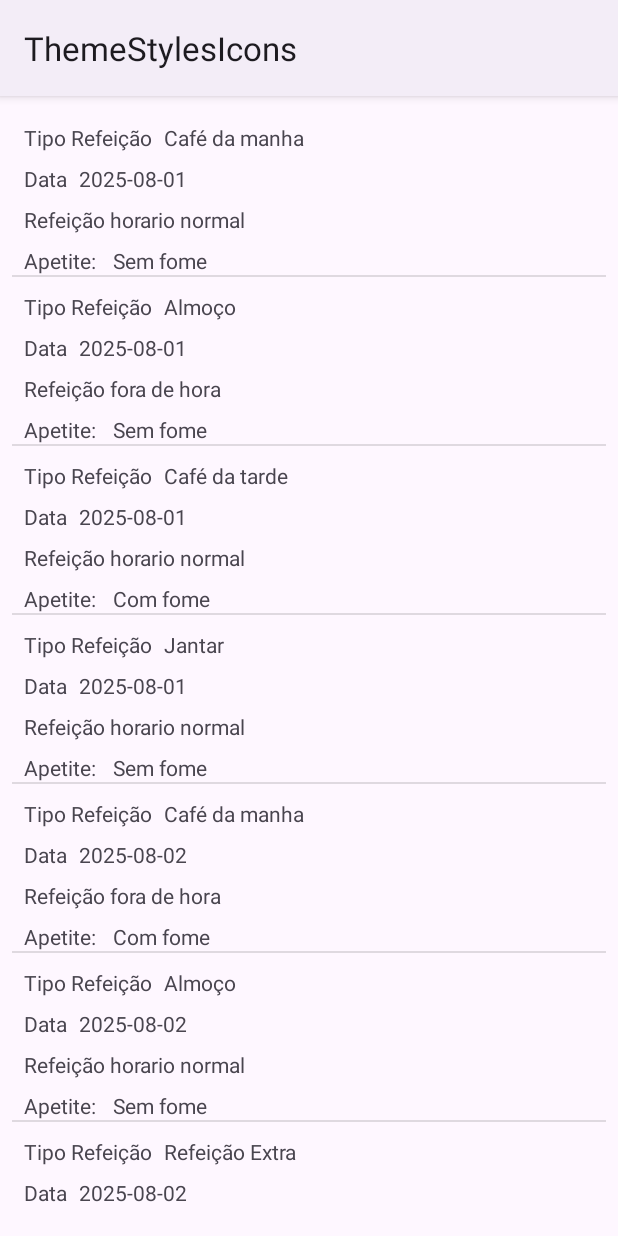
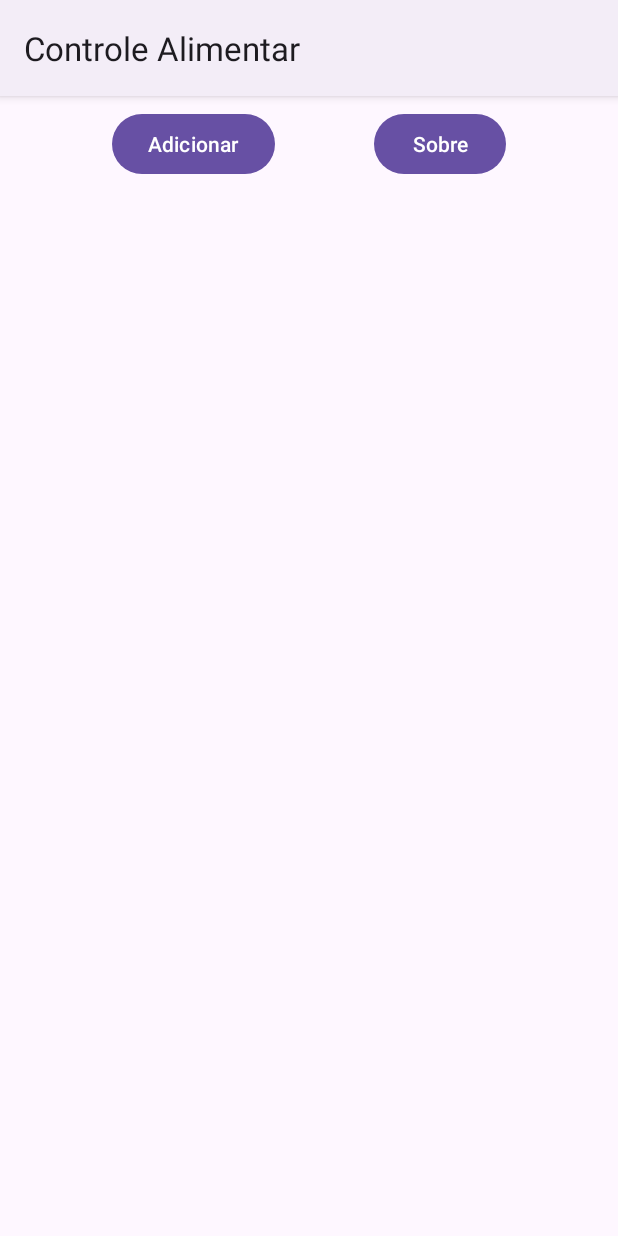
Before and after one commit to lucaspoltronieri/ControleAlimentar, an Android app: the screen it shows after launch (ListaRefeicaoActivity), on a phone screen of 412 x 824 dp. Run offline under Robolectric (Android 15) with nearby library versions, the phone set to English and light mode, and no system bars.

Commit message:
Update Activity Refeicao e ListaRefeicao

```diff
--- a/app/src/main/java/com/lucaspoltronieri/controlealimentar/ListaRefeicaoActivity.java
+++ b/app/src/main/java/com/lucaspoltronieri/controlealimentar/ListaRefeicaoActivity.java
@@ -1,11 +1,16 @@
 package com.lucaspoltronieri.controlealimentar;
 
+import android.content.Intent;
 import android.os.Bundle;
 import android.view.View;
 import android.widget.AdapterView;
 import android.widget.ListView;
 import android.widget.Toast;
 
+import androidx.activity.result.ActivityResult;
+import androidx.activity.result.ActivityResultCallback;
+import androidx.activity.result.ActivityResultLauncher;
+import androidx.activity.result.contract.ActivityResultContracts;
 import androidx.appcompat.app.AppCompatActivity;
 
 import java.util.ArrayList;
@@ -22,6 +27,7 @@ public class ListaRefeicaoActivity extends AppCompatActivity {
     protected void onCreate(Bundle savedInstanceState) {
         super.onCreate(savedInstanceState);
         setContentView(R.layout.activity_lista_refeicao);
+        setTitle(getString(R.string.controle_alimentar));
 
         listViewRefeicao = findViewById(R.id.listViewRefeicao);
 
@@ -49,27 +55,49 @@ public class ListaRefeicaoActivity extends AppCompatActivity {
 
     private void popularListaRefeicao(){
 
-        int[] refeicao_tipo = getResources().getIntArray(R.array.refeicao_tipo);
-        String[] refeicao_datas = getResources().getStringArray(R.array.refeicao_datas);
-        int[] refeicao_fora_horario = getResources().getIntArray(R.array.refeicao_fora_horario);
-        int[] refeicao_apetite = getResources().getIntArray(R.array.refeicao_apetite);
-
         listaRefeicao = new ArrayList<>();
-
-        //criar lista
-        for (int i = 0; i < refeicao_datas.length; i++){
-            boolean foraHorario = (refeicao_fora_horario[i] ==1);
-            Refeicao refeicao = new Refeicao(
-                    refeicao_tipo[i],
-                    refeicao_datas[i],
-                    refeicao_apetite[i],
-                    foraHorario
-            );
-            listaRefeicao.add(refeicao);
-        }
 
         refeicaoAdapter = new RefeicaoAdapter(this, listaRefeicao);
 
         listViewRefeicao.setAdapter(refeicaoAdapter);
     }
+
+    public void abrirSobre(View view){
+        startActivity(new Intent(this,SobreActivity.class));
+    }
+
+    ActivityResultLauncher<Intent> launcherNovaRefeicao = registerForActivityResult(new ActivityResultContracts.StartActivityForResult(),
+            new ActivityResultCallback<ActivityResult>() {
+                @Override
+                public void onActivityResult(ActivityResult result) {
+
+                    if(result.getResultCode() == ListaRefeicaoActivity.RESULT_OK){
+                        Intent intent = result.getData();
+
+                        Bundle bundle = intent.getExtras();
+
+                        if(bundle !=null){
+                            int tipoRefeicao = bundle.getInt(RefeicaoActivity.KEY_TIPOREFEICAO);
+                            String data = bundle.getString(RefeicaoActivity.KEY_DATA);
+                            int apetite = bundle.getInt(RefeicaoActivity.KEY_APETITE);
+                            boolean foraHorario = bundle.getBoolean(RefeicaoActivity.KEY_FORAHORARIO);
+
+                            Refeicao refeicao = new Refeicao(tipoRefeicao,data,apetite,foraHorario);
+                            listaRefeicao.add(refeicao);
+                            refeicaoAdapter.notifyDataSetChanged();
+                        }
+
+
+
+                    }
+
+                }
+            }
+    );
+
+    public void abrirNovaRefeicao(View view){
+        Intent intentAbertura = new Intent(this, RefeicaoActivity.class);
+        launcherNovaRefeicao.launch(intentAbertura);
+    }
+
 }
--- a/app/src/main/java/com/lucaspoltronieri/controlealimentar/SobreActivity.java
+++ b/app/src/main/java/com/lucaspoltronieri/controlealimentar/SobreActivity.java
@@ -10,5 +10,6 @@ public class SobreActivity extends AppCompatActivity {
     protected void onCreate(Bundle savedInstanceState) {
         super.onCreate(savedInstanceState);
         setContentView(R.layout.activity_sobre);
+        setTitle(R.string.sobre);
     }
 }
--- a/app/src/main/res/layout/activity_lista_refeicao.xml
+++ b/app/src/main/res/layout/activity_lista_refeicao.xml
@@ -17,8 +17,35 @@
         android:layout_marginBottom="8dp"
         app:layout_constraintBottom_toBottomOf="parent"
         app:layout_constraintEnd_toEndOf="parent"
+        app:layout_constraintHorizontal_bias="0.0"
         app:layout_constraintStart_toStartOf="parent"
-        app:layout_constraintTop_toTopOf="parent"
+        app:layout_constraintTop_toBottomOf="@+id/buttonSobre"
         tools:listitem="@layout/item_lista_refeicao"></ListView>
 
+    <Button
+        android:id="@+id/buttonSobre"
+        android:layout_width="wrap_content"
+        android:layout_height="wrap_content"
+        android:layout_marginTop="8dp"
+        android:layout_marginEnd="8dp"
+        android:onClick="abrirSobre"
+        android:text="@string/sobre"
+        app:layout_constraintEnd_toEndOf="parent"
+        app:layout_constraintHorizontal_bias="0.5"
+        app:layout_constraintStart_toEndOf="@+id/buttonAdicionar"
+        app:layout_constraintTop_toTopOf="parent" />
+
+    <Button
+        android:id="@+id/buttonAdicionar"
+        android:layout_width="wrap_content"
+        android:layout_height="wrap_content"
+        android:layout_marginStart="8dp"
+        android:layout_marginTop="8dp"
+        android:onClick="abrirNovaRefeicao"
+        android:text="@string/adicionar"
+        app:layout_constraintEnd_toStartOf="@+id/buttonSobre"
+        app:layout_constraintHorizontal_bias="0.5"
+        app:layout_constraintStart_toStartOf="parent"
+        app:layout_constraintTop_toTopOf="parent" />
+
 </androidx.constraintlayout.widget.ConstraintLayout>
--- a/app/src/main/res/layout/activity_refeicao.xml
+++ b/app/src/main/res/layout/activity_refeicao.xml
@@ -81,13 +81,15 @@
             android:id="@+id/radioButtonComFome"
             android:layout_width="match_parent"
             android:layout_height="wrap_content"
-            android:text="@string/com_fome" />
+            android:text="@string/com_fome"
+            android:tag="0"/>
 
         <RadioButton
             android:id="@+id/radioButtonSemFome"
             android:layout_width="match_parent"
             android:layout_height="wrap_content"
-            android:text="@string/sem_fome" />
+            android:text="@string/sem_fome"
+            android:tag="1"/>
 
     </RadioGroup>
 
--- a/app/src/main/res/values/strings.xml
+++ b/app/src/main/res/values/strings.xml
@@ -30,4 +30,8 @@
     <string name="lucas_poltronieri_sampaio">Lucas Poltronieri Sampaio</string>
     <string name="lucaspoltronierisampaio">lucaspoltronierisampaio@gmail.com</string>
     <string name="descricao">App para registrar as refeições realizadas diariamente</string>
+    <string name="Sobre">sobre</string>
+    <string name="sobre">Sobre</string>
+    <string name="controle_alimentar">Controle Alimentar</string>
+    <string name="adicionar">Adicionar</string>
 </resources>
```
Also changed, not shown: app/src/main/java/com/lucaspoltronieri/controlealimentar/RefeicaoActivity.java (+19 -10 lines), app/src/main/res/drawable-night/logo.png (added).
